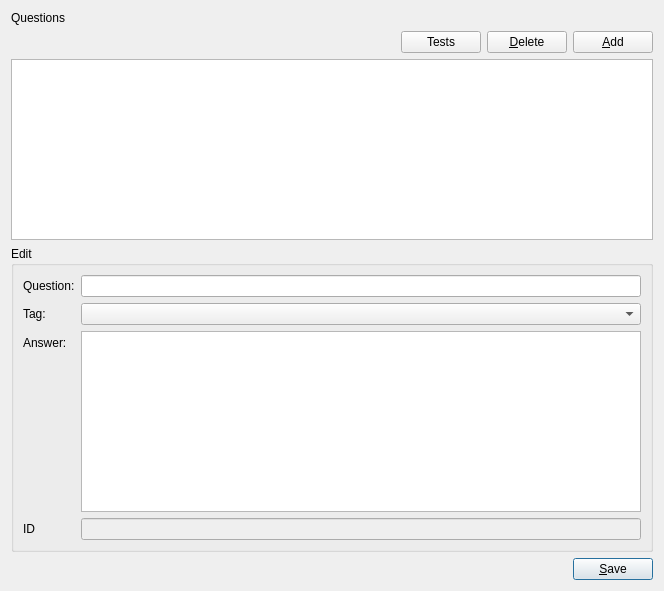
This is question_form.ui in cogranpm/qttabsample as Qt 5 draws it before an edit. The edited form follows.
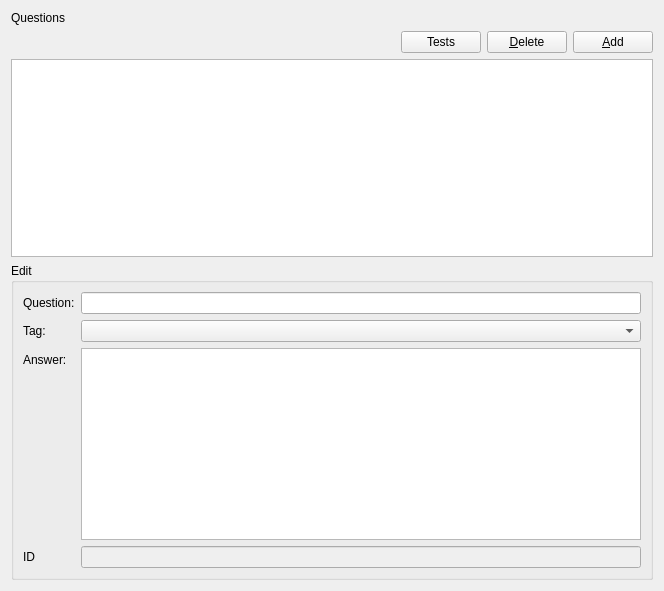
This is the edited form.

What changed in the file:
```diff
--- a/question_form.ui
+++ b/question_form.ui
@@ -151,43 +151,7 @@
     </layout>
    </item>
    <item>
-    <layout class="QHBoxLayout" name="horizontalLayout_2">
-     <item>
-      <spacer name="horizontalSpacer_2">
-       <property name="orientation">
-        <enum>Qt::Horizontal</enum>
-       </property>
-       <property name="sizeHint" stdset="0">
-        <size>
-         <width>40</width>
-         <height>20</height>
-        </size>
-       </property>
-      </spacer>
-     </item>
-     <item>
-      <widget class="QPushButton" name="btnSave">
-       <property name="maximumSize">
-        <size>
-         <width>150</width>
-         <height>16777215</height>
-        </size>
-       </property>
-       <property name="toolTip">
-        <string>Save</string>
-       </property>
-       <property name="text">
-        <string>&amp;Save</string>
-       </property>
-       <property name="shortcut">
-        <string>Ctrl+S</string>
-       </property>
-       <property name="default">
-        <bool>true</bool>
-       </property>
-      </widget>
-     </item>
-    </layout>
+    <layout class="QHBoxLayout" name="horizontalLayout_2"/>
    </item>
   </layout>
  </widget>
```
